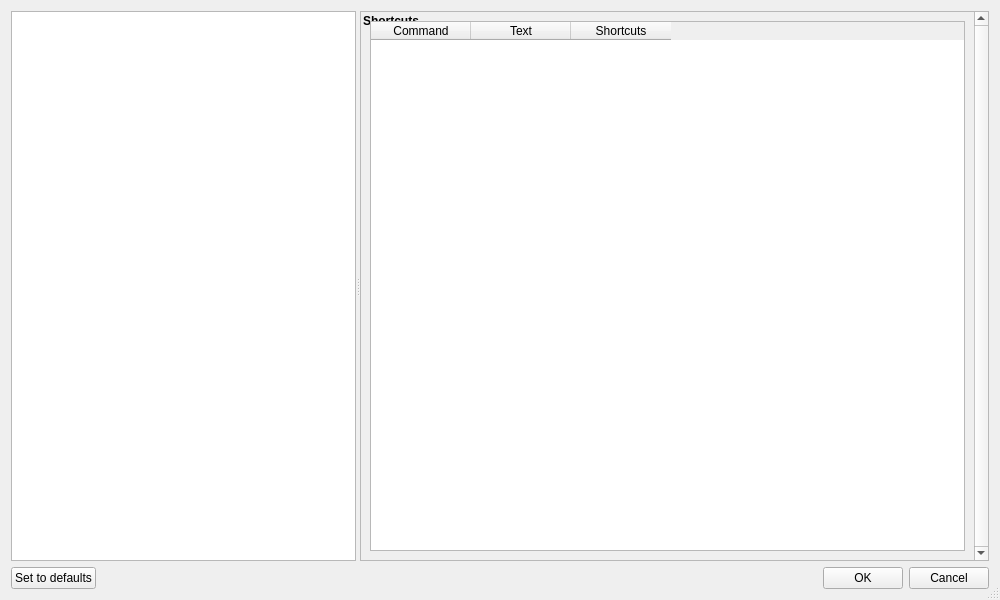
Old version of the form src/candle/frmsettings.ui in the repository Denvi/Candle.
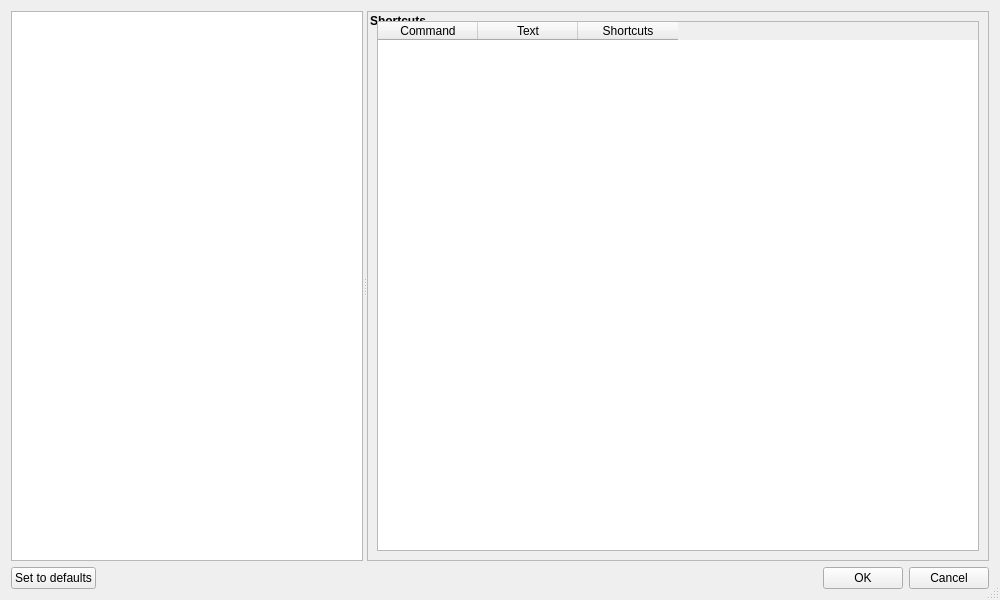
New version of the form. Icons and pictures are not drawn. Custom widgets are drawn as their Qt base class.

```diff
--- a/src/candle/frmsettings.ui
+++ b/src/candle/frmsettings.ui
@@ -46,14 +46,8 @@
       </property>
      </widget>
      <widget class="QScrollArea" name="scrollSettings_2">
-      <property name="sizePolicy">
-       <sizepolicy hsizetype="Minimum" vsizetype="Expanding">
-        <horstretch>0</horstretch>
-        <verstretch>0</verstretch>
-       </sizepolicy>
-      </property>
       <property name="verticalScrollBarPolicy">
-       <enum>Qt::ScrollBarAlwaysOn</enum>
+       <enum>Qt::ScrollBarAsNeeded</enum>
       </property>
       <property name="horizontalScrollBarPolicy">
        <enum>Qt::ScrollBarAlwaysOff</enum>
```
